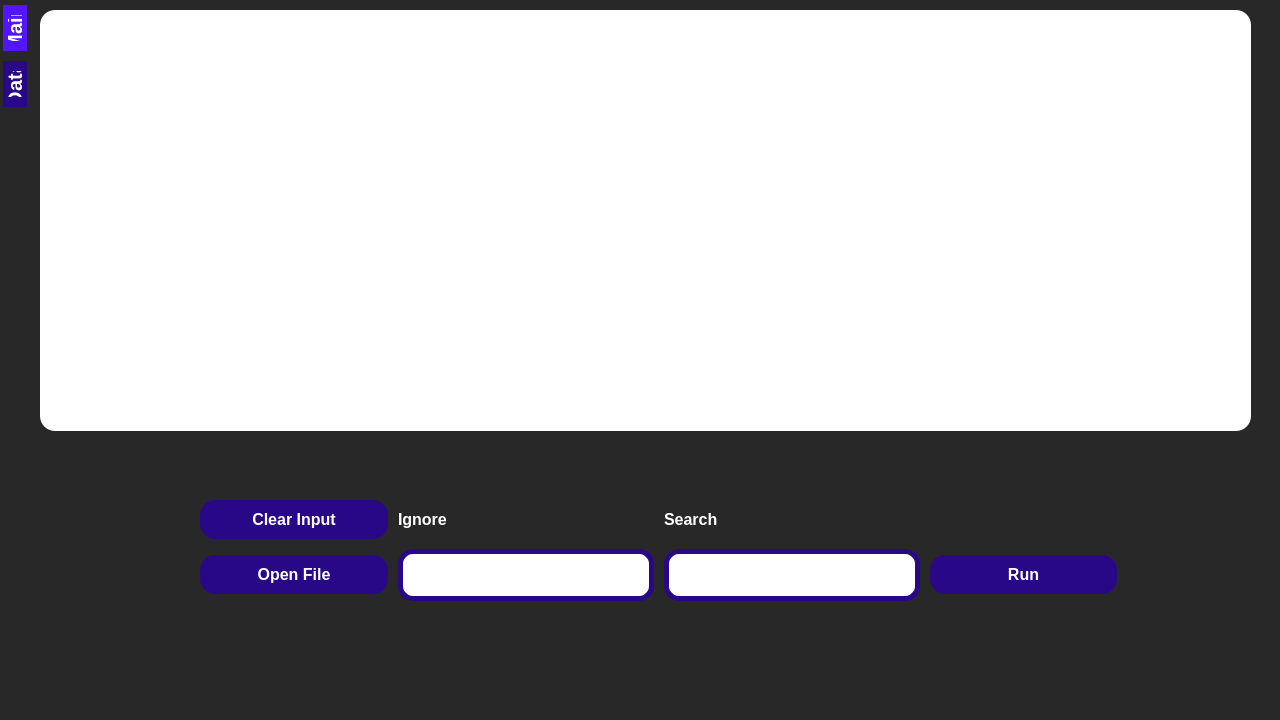
Above: design.ui from imtiredxtrnl/idz1 before the change. Below: the same form after it.
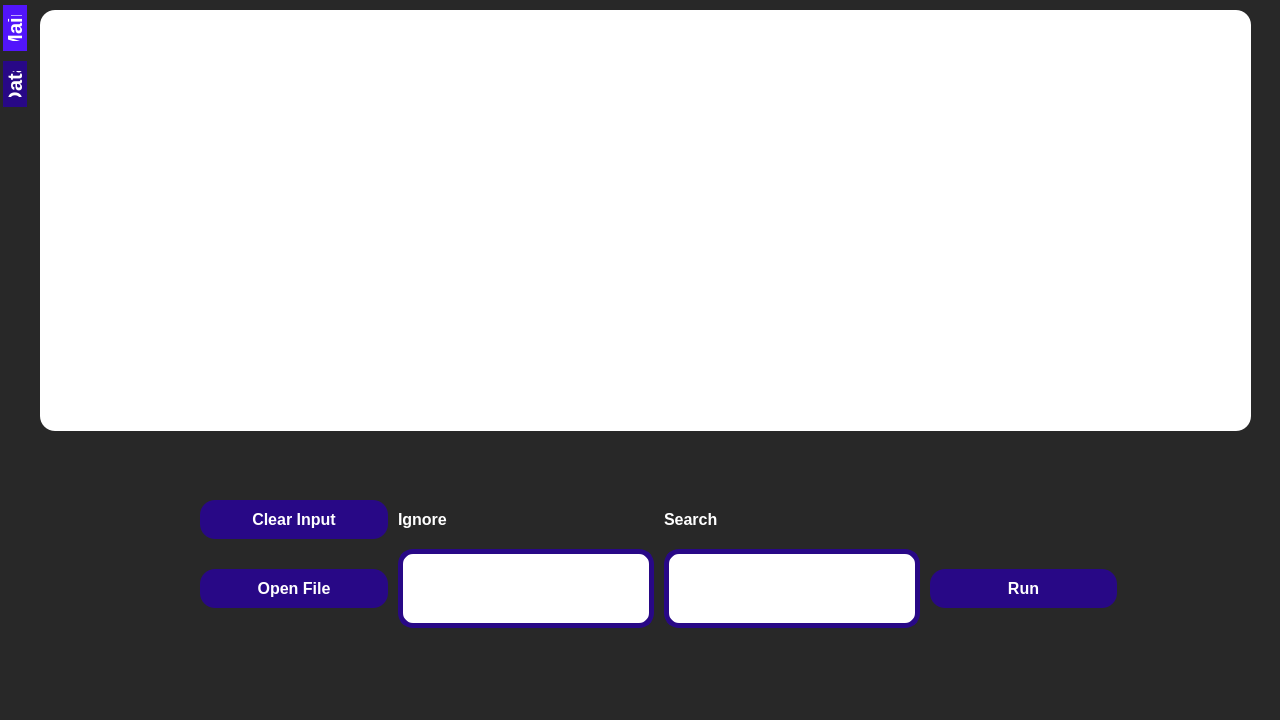
That is the form after the change.

Diff of the .ui file:
```diff
--- a/design.ui
+++ b/design.ui
@@ -102,7 +102,7 @@
         <x>150</x>
         <y>480</y>
         <width>957</width>
-        <height>141</height>
+        <height>168</height>
        </rect>
       </property>
       <layout class="QGridLayout" name="gridLayout">
```
